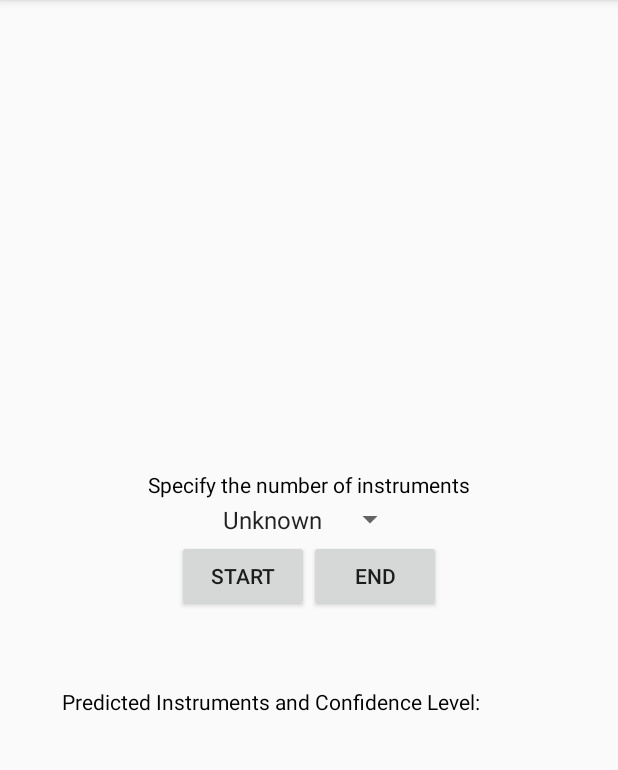
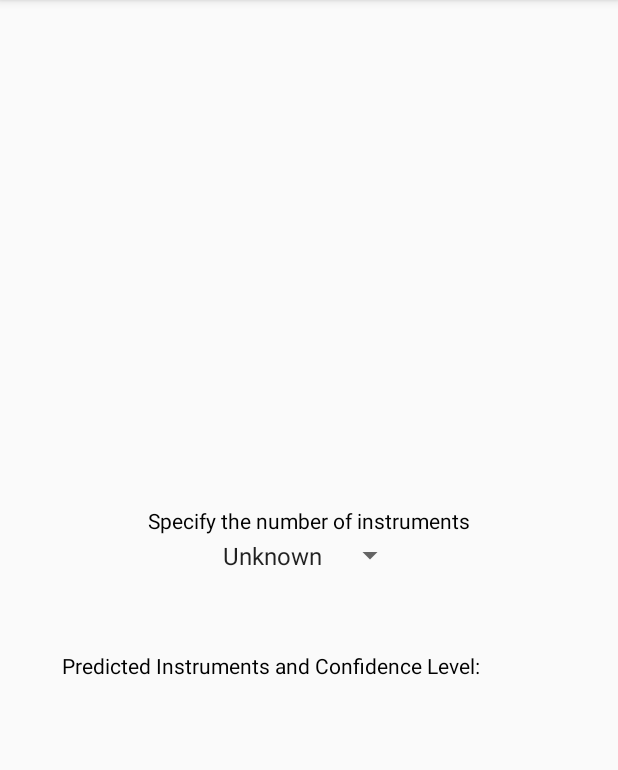
Before and after one commit to Hertin/ece420, an Android app: the layout activity_main.xml on its own in the app's theme, with its tools: preview values and no code run, on a phone screen of 412 x 824 dp, the part 84-854 px from its top. Run offline under Robolectric (Android 15) with nearby library versions, the phone set to English and light mode, and no system bars.

Commit message:
modify ui

```diff
--- a/app/src/main/java/com/ece420/lab3/MainActivity.java
+++ b/app/src/main/java/com/ece420/lab3/MainActivity.java
@@ -48,9 +48,13 @@ import android.widget.Spinner;
 import android.widget.TextView;
 import android.widget.Toast;
 
+import org.w3c.dom.Text;
+
 import java.nio.ByteBuffer;
 import java.nio.ByteOrder;
 import java.nio.FloatBuffer;
+import java.util.Arrays;
+import java.util.Comparator;
 import java.util.Timer;
 import java.util.TimerTask;
 
@@ -377,7 +381,69 @@ public class MainActivity extends Activity
 
         protected void onProgressUpdate(FloatBuffer... newDisplayUpdate) {
 
+            FloatBuffer buffer = newDisplayUpdate[0];
+            TextView[] textViewsConf = {conf_1, conf_2, conf_3, conf_4 ,conf_5};
+            TextView[] textViewsInstr = {instrument_1, instrument_2, instrument_3,
+                    instrument_4, instrument_5};
+            String[] names = {"Guitar", "Drumset", "Bass", "Piano", "Violin"};
+            final Integer[] idx = {0, 1, 2, 3, 4};
+            float voiced = buffer.get(1);
+            final float[] conf_level = {0.f,0.f,0.f,0.f,0.f};
+            int n_instr = 5;
+            int n_selected = 0;
+            if (inputnum == null) return;
+            if (voiced < 1.) {
+                for (int i = 0; i < n_instr; i ++) {
+                    textViewsConf[i].setText("0.0");
+                    textViewsInstr[i].setText(names[i]);
+                }
+                conf_6.setText(String.format("%.2f", voiced));
 
+            } else {
+                for (int i = 0; i < n_instr; i ++) {
+                    conf_level[i] = buffer.get(2 + i);
+                    textViewsConf[i].setText(String.format("%.2f", conf_level[i]));
+                }
+
+                SpannableString voice_level = new SpannableString(String.format("%.2f", voiced));
+                conf_6.setText(voice_level);
+
+                if (inputnum.equals("Unknown")) {
+                    for (int i = 0; i < n_instr; i ++) {
+                        String name = names[i];
+                        if (conf_level[i] > 0.5) {
+                            SpannableString str = new SpannableString(name);
+                            str.setSpan(new BackgroundColorSpan(Color.YELLOW), 0, name.length(),0);
+                            textViewsInstr[i].setText(str);
+                        } else {
+                            textViewsInstr[i].setText(name);
+                        }
+                    }
+                } else {
+                    n_selected = Integer.parseInt(inputnum);
+
+                    Arrays.sort(idx, new Comparator<Integer>(){
+                        @Override public int compare(final Integer o1, final Integer o2) {
+                            return Float.compare(conf_level[o2], conf_level[o1]);
+                        }}
+                    );
+                    int i = 0;
+                    for (; i < n_instr; i ++) {
+                        int ii = idx[i];
+                        String name = names[ii];
+                        SpannableString str = new SpannableString(name);
+                        if (i < n_selected){
+                            str.setSpan(new BackgroundColorSpan(Color.YELLOW), 0, name.length(),0);
+
+                            textViewsInstr[ii].setText(str);
+                        } else {
+                             textViewsInstr[ii].setText(name);
+                        }
+                    }
+
+                }
+
+            }
 //            FloatBuffer[0]
 
 //            FloatBuffer temp = ByteBuffer.allocateDirect(FRAME_SIZE * 4).order(ByteOrder.LITTLE_ENDIAN)
@@ -393,7 +459,7 @@ public class MainActivity extends Activity
 //            temp.put(6,0.02f);
 
 
-            timer_ = timer_+1;
+//            timer_ = timer_+1;
 
 
 //
@@ -407,60 +473,60 @@ public class MainActivity extends Activity
 //
 //            }
 //            if(timer_%200 == 0){
-            conf_1.setText(""+String.format("%.2f", newDisplayUpdate[0].get(2)));
-            conf_2.setText(""+String.format("%.2f", newDisplayUpdate[0].get(3)));
-            conf_3.setText(""+String.format("%.2f", newDisplayUpdate[0].get(4)));
-            conf_4.setText(""+String.format("%.2f", newDisplayUpdate[0].get(5)));
-            conf_5.setText(""+String.format("%.2f", newDisplayUpdate[0].get(6)));
-            conf_6.setText(""+newDisplayUpdate[0].get(1));
-
-            if(newDisplayUpdate[0].get(2) > 0.5){
-                SpannableString str = new SpannableString("Guitar");
-                str.setSpan(new BackgroundColorSpan(Color.YELLOW), 0, 6,0);
-                instrument_1.setText(str);
-            }else{
-                instrument_1.setText("Guitar");
-            }
-
-            if(newDisplayUpdate[0].get(3) > 0.5){
-                SpannableString str = new SpannableString("Drumset");
-                str.setSpan(new BackgroundColorSpan(Color.YELLOW), 0, 7,0);
-                instrument_2.setText(str);
-            }else{
-                instrument_2.setText("Drumset");
-            }
-
-            if(newDisplayUpdate[0].get(4) > 0.5){
-                SpannableString str = new SpannableString("Bass");
-                str.setSpan(new BackgroundColorSpan(Color.YELLOW), 0, 4,0);
-                instrument_3.setText(str);
-            }else{
-                instrument_3.setText("Bass");
-            }
-
-            if(newDisplayUpdate[0].get(5) > 0.5){
-                SpannableString str = new SpannableString("Piano");
-                str.setSpan(new BackgroundColorSpan(Color.YELLOW), 0, 5,0);
-                instrument_4.setText(str);
-            }else{
-                instrument_4.setText("Piano");
-            }
-
-            if(newDisplayUpdate[0].get(6) > 0.5){
-                SpannableString str = new SpannableString("Violin");
-                str.setSpan(new BackgroundColorSpan(Color.YELLOW), 0, 6,0);
-                instrument_5.setText(str);
-            }else{
-                instrument_5.setText("Violin");
-            }
-
-            if(newDisplayUpdate[0].get(1) > 0.5){
-                SpannableString str = new SpannableString("Voiced");
-                str.setSpan(new BackgroundColorSpan(Color.YELLOW), 0, 6,0);
-                instrument_6.setText(str);
-            }else{
-                instrument_6.setText("Voiced");
-            }
+//            conf_1.setText(""+String.format("%.2f", newDisplayUpdate[0].get(2)));
+//            conf_2.setText(""+String.format("%.2f", newDisplayUpdate[0].get(3)));
+//            conf_3.setText(""+String.format("%.2f", newDisplayUpdate[0].get(4)));
+//            conf_4.setText(""+String.format("%.2f", newDisplayUpdate[0].get(5)));
+//            conf_5.setText(""+String.format("%.2f", newDisplayUpdate[0].get(6)));
+//            conf_6.setText(""+newDisplayUpdate[0].get(1));
+//
+//            if(newDisplayUpdate[0].get(2) > 0.5){
+//                SpannableString str = new SpannableString("Guitar");
+//                str.setSpan(new BackgroundColorSpan(Color.YELLOW), 0, 6,0);
+//                instrument_1.setText(str);
+//            }else{
+//                instrument_1.setText("Guitar");
+//            }
+//
+//            if(newDisplayUpdate[0].get(3) > 0.5){
+//                SpannableString str = new SpannableString("Drumset");
+//                str.setSpan(new BackgroundColorSpan(Color.YELLOW), 0, 7,0);
+//                instrument_2.setText(str);
+//            }else{
+//                instrument_2.setText("Drumset");
+//            }
+//
+//            if(newDisplayUpdate[0].get(4) > 0.5){
+//                SpannableString str = new SpannableString("Bass");
+//                str.setSpan(new BackgroundColorSpan(Color.YELLOW), 0, 4,0);
+//                instrument_3.setText(str);
+//            }else{
+//                instrument_3.setText("Bass");
+//            }
+//
+//            if(newDisplayUpdate[0].get(5) > 0.5){
+//                SpannableString str = new SpannableString("Piano");
+//                str.setSpan(new BackgroundColorSpan(Color.YELLOW), 0, 5,0);
+//                instrument_4.setText(str);
+//            }else{
+//                instrument_4.setText("Piano");
+//            }
+//
+//            if(newDisplayUpdate[0].get(6) > 0.5){
+//                SpannableString str = new SpannableString("Violin");
+//                str.setSpan(new BackgroundColorSpan(Color.YELLOW), 0, 6,0);
+//                instrument_5.setText(str);
+//            }else{
+//                instrument_5.setText("Violin");
+//            }
+//
+//            if(newDisplayUpdate[0].get(1) > 0.5){
+//                SpannableString str = new SpannableString("Voiced");
+//                str.setSpan(new BackgroundColorSpan(Color.YELLOW), 0, 6,0);
+//                instrument_6.setText(str);
+//            }else{
+//                instrument_6.setText("Voiced");
+//            }
 
 
 //            }
--- a/app/src/main/res/layout/activity_main.xml
+++ b/app/src/main/res/layout/activity_main.xml
@@ -68,14 +68,16 @@
             android:layout_width="wrap_content"
             android:layout_height="wrap_content"
             android:layout_gravity="center"
-            android:text="Start"  />
+            android:text="Start"
+            android:visibility="gone"/>
 
         <Button
             android:id="@+id/button2"
             android:layout_width="wrap_content"
             android:layout_height="wrap_content"
             android:layout_gravity="center"
-            android:text="End"  />
+            android:text="End"
+            android:visibility="gone"/>
 
 
     </LinearLayout>
```
Also changed, not shown: 1 other file.
